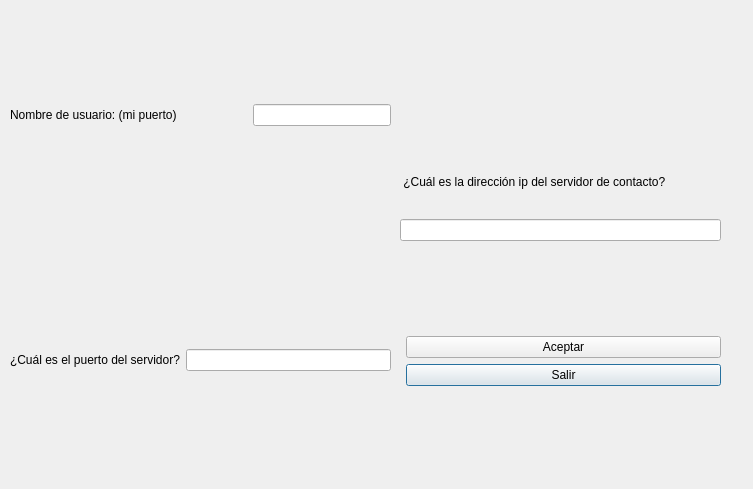
The window that Practica6/GUI/principal.ui (os-baach/Redes2017) describes before a commit, drawn with Qt 5.
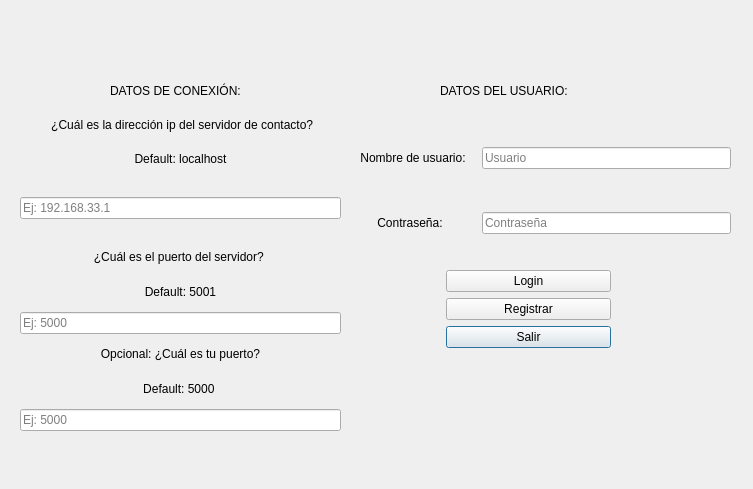
The same window after the commit.

```diff
--- a/Practica6/GUI/principal.ui
+++ b/Practica6/GUI/principal.ui
@@ -16,8 +16,8 @@
   <widget class="QStackedWidget" name="stackedWidget">
    <property name="geometry">
     <rect>
-     <x>0</x>
-     <y>0</y>
+     <x>10</x>
+     <y>10</y>
      <width>741</width>
      <height>481</height>
     </rect>
@@ -29,27 +29,34 @@
     <widget class="QWidget" name="formLayoutWidget">
      <property name="geometry">
       <rect>
-       <x>400</x>
-       <y>330</y>
-       <width>321</width>
-       <height>151</height>
+       <x>430</x>
+       <y>260</y>
+       <width>171</width>
+       <height>171</height>
       </rect>
      </property>
      <layout class="QFormLayout" name="formLayout_2">
-      <item row="5" column="0">
-       <layout class="QHBoxLayout" name="horizontalLayout_3"/>
+      <property name="labelAlignment">
+       <set>Qt::AlignCenter</set>
+      </property>
+      <item row="9" column="1">
+       <widget class="QPushButton" name="salir">
+        <property name="text">
+         <string>    Salir    </string>
+        </property>
+       </widget>
+      </item>
+      <item row="8" column="1">
+       <widget class="QPushButton" name="newuser">
+        <property name="text">
+         <string>Registrar</string>
+        </property>
+       </widget>
       </item>
       <item row="7" column="1">
        <widget class="QPushButton" name="pushButton">
         <property name="text">
-         <string>Salir</string>
-        </property>
-       </widget>
-      </item>
-      <item row="6" column="1">
-       <widget class="QPushButton" name="pushButton_2">
-        <property name="text">
-         <string>Aceptar</string>
+         <string>   Login   </string>
         </property>
        </widget>
       </item>
@@ -58,14 +65,53 @@
     <widget class="QWidget" name="gridLayoutWidget">
      <property name="geometry">
       <rect>
-       <x>10</x>
-       <y>10</y>
+       <x>340</x>
+       <y>100</y>
        <width>381</width>
-       <height>211</height>
+       <height>161</height>
       </rect>
      </property>
      <layout class="QGridLayout" name="gridLayout">
-      <item row="0" column="0">
+      <item row="0" column="2">
+       <widget class="QLineEdit" name="user">
+        <property name="placeholderText">
+         <string>Usuario</string>
+        </property>
+       </widget>
+      </item>
+      <item row="1" column="2">
+       <widget class="QLineEdit" name="password">
+        <property name="inputMask">
+         <string/>
+        </property>
+        <property name="alignment">
+         <set>Qt::AlignLeading|Qt::AlignLeft|Qt::AlignVCenter</set>
+        </property>
+        <property name="placeholderText">
+         <string>Contraseña</string>
+        </property>
+       </widget>
+      </item>
+      <item row="1" column="0">
+       <widget class="QLabel" name="label_5">
+        <property name="minimumSize">
+         <size>
+          <width>120</width>
+          <height>16</height>
+         </size>
+        </property>
+        <property name="text">
+         <string>Contraseña:</string>
+        </property>
+        <property name="scaledContents">
+         <bool>false</bool>
+        </property>
+        <property name="alignment">
+         <set>Qt::AlignCenter</set>
+        </property>
+       </widget>
+      </item>
+      <item row="0" column="0" colspan="2">
        <widget class="QLabel" name="label_2">
         <property name="minimumSize">
          <size>
@@ -74,54 +120,62 @@
          </size>
         </property>
         <property name="text">
-         <string>Nombre de usuario: (mi puerto)                     </string>
+         <string>Nombre de usuario:</string>
         </property>
         <property name="scaledContents">
          <bool>false</bool>
         </property>
-       </widget>
-      </item>
-      <item row="0" column="1">
-       <widget class="QLineEdit" name="lineEdit_2"/>
-      </item>
-     </layout>
-    </widget>
-    <widget class="QWidget" name="gridLayoutWidget_2">
-     <property name="geometry">
-      <rect>
-       <x>10</x>
-       <y>240</y>
-       <width>381</width>
-       <height>241</height>
-      </rect>
-     </property>
-     <layout class="QGridLayout" name="gridLayout_2">
-      <item row="0" column="0">
-       <widget class="QLabel" name="label_3">
-        <property name="text">
-         <string>¿Cuál es el puerto del servidor?</string>
+        <property name="alignment">
+         <set>Qt::AlignCenter</set>
         </property>
        </widget>
       </item>
-      <item row="0" column="1">
-       <widget class="QLineEdit" name="lineEdit_3"/>
-      </item>
      </layout>
     </widget>
     <widget class="QWidget" name="gridLayoutWidget_3">
      <property name="geometry">
       <rect>
-       <x>400</x>
-       <y>160</y>
+       <x>10</x>
+       <y>100</y>
        <width>321</width>
-       <height>91</height>
+       <height>321</height>
       </rect>
      </property>
      <layout class="QGridLayout" name="gridLayout_3">
-      <item row="2" column="0" rowspan="2">
-       <widget class="QLineEdit" name="lineEdit_4"/>
+      <item row="4" column="0" rowspan="2">
+       <widget class="QLineEdit" name="ip_server">
+        <property name="placeholderText">
+         <string>Ej: 192.168.33.1</string>
+        </property>
+       </widget>
       </item>
-      <item row="0" column="0" rowspan="2">
+      <item row="8" column="0">
+       <widget class="QLineEdit" name="port_server">
+        <property name="placeholderText">
+         <string>Ej: 5000</string>
+        </property>
+       </widget>
+      </item>
+      <item row="10" column="0">
+       <widget class="QLabel" name="label_11">
+        <property name="minimumSize">
+         <size>
+          <width>120</width>
+          <height>16</height>
+         </size>
+        </property>
+        <property name="text">
+         <string>Default: 5000 </string>
+        </property>
+        <property name="scaledContents">
+         <bool>false</bool>
+        </property>
+        <property name="alignment">
+         <set>Qt::AlignCenter</set>
+        </property>
+       </widget>
+      </item>
+      <item row="2" column="0">
        <widget class="QLabel" name="label_4">
         <property name="minimumSize">
          <size>
@@ -135,10 +189,122 @@
         <property name="scaledContents">
          <bool>false</bool>
         </property>
+        <property name="alignment">
+         <set>Qt::AlignCenter</set>
+        </property>
+       </widget>
+      </item>
+      <item row="9" column="0">
+       <widget class="QLabel" name="label_9">
+        <property name="text">
+         <string>Opcional: ¿Cuál es tu puerto?</string>
+        </property>
+        <property name="alignment">
+         <set>Qt::AlignCenter</set>
+        </property>
+       </widget>
+      </item>
+      <item row="11" column="0">
+       <widget class="QLineEdit" name="my_port">
+        <property name="placeholderText">
+         <string>Ej: 5000</string>
+        </property>
+       </widget>
+      </item>
+      <item row="6" column="0">
+       <widget class="QLabel" name="label_8">
+        <property name="text">
+         <string>¿Cuál es el puerto del servidor? </string>
+        </property>
+        <property name="alignment">
+         <set>Qt::AlignCenter</set>
+        </property>
+       </widget>
+      </item>
+      <item row="3" column="0">
+       <widget class="QLabel" name="label_3">
+        <property name="minimumSize">
+         <size>
+          <width>120</width>
+          <height>16</height>
+         </size>
+        </property>
+        <property name="text">
+         <string>Default: localhost</string>
+        </property>
+        <property name="scaledContents">
+         <bool>false</bool>
+        </property>
+        <property name="alignment">
+         <set>Qt::AlignCenter</set>
+        </property>
+       </widget>
+      </item>
+      <item row="7" column="0">
+       <widget class="QLabel" name="label_10">
+        <property name="minimumSize">
+         <size>
+          <width>120</width>
+          <height>16</height>
+         </size>
+        </property>
+        <property name="text">
+         <string>Default: 5001</string>
+        </property>
+        <property name="scaledContents">
+         <bool>false</bool>
+        </property>
+        <property name="alignment">
+         <set>Qt::AlignCenter</set>
+        </property>
        </widget>
       </item>
      </layout>
     </widget>
+    <widget class="QLabel" name="label_6">
+     <property name="geometry">
+      <rect>
+       <x>100</x>
+       <y>70</y>
+       <width>161</width>
+       <height>21</height>
+      </rect>
+     </property>
+     <property name="minimumSize">
+      <size>
+       <width>120</width>
+       <height>16</height>
+      </size>
+     </property>
+     <property name="text">
+      <string>DATOS DE CONEXIÓN:</string>
+     </property>
+     <property name="scaledContents">
+      <bool>false</bool>
+     </property>
+    </widget>
+    <widget class="QLabel" name="user_3">
+     <property name="geometry">
+      <rect>
+       <x>430</x>
+       <y>70</y>
+       <width>188</width>
+       <height>21</height>
+      </rect>
+     </property>
+     <property name="minimumSize">
+      <size>
+       <width>120</width>
+       <height>16</height>
+      </size>
+     </property>
+     <property name="text">
+      <string>DATOS DEL USUARIO:</string>
+     </property>
+     <property name="scaledContents">
+      <bool>false</bool>
+     </property>
+    </widget>
    </widget>
    <widget class="QWidget" name="page_4">
     <widget class="QWidget" name="verticalLayoutWidget_3">
```
Left out of the diff: 264 changed lines with no effect on the pictures.
